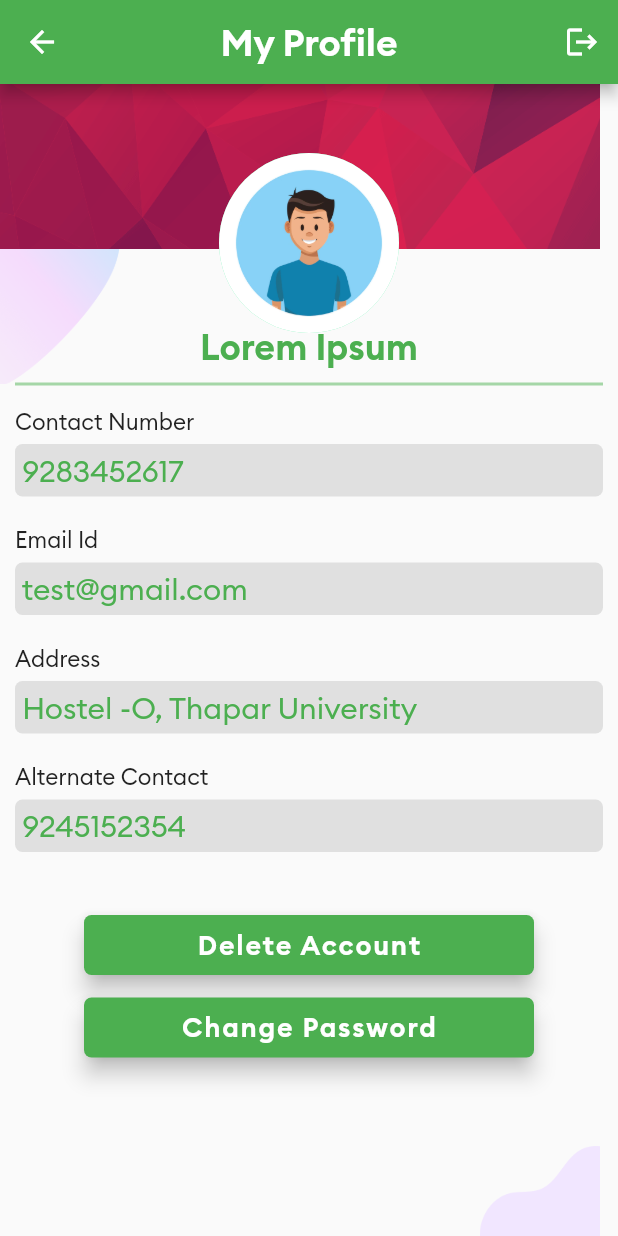
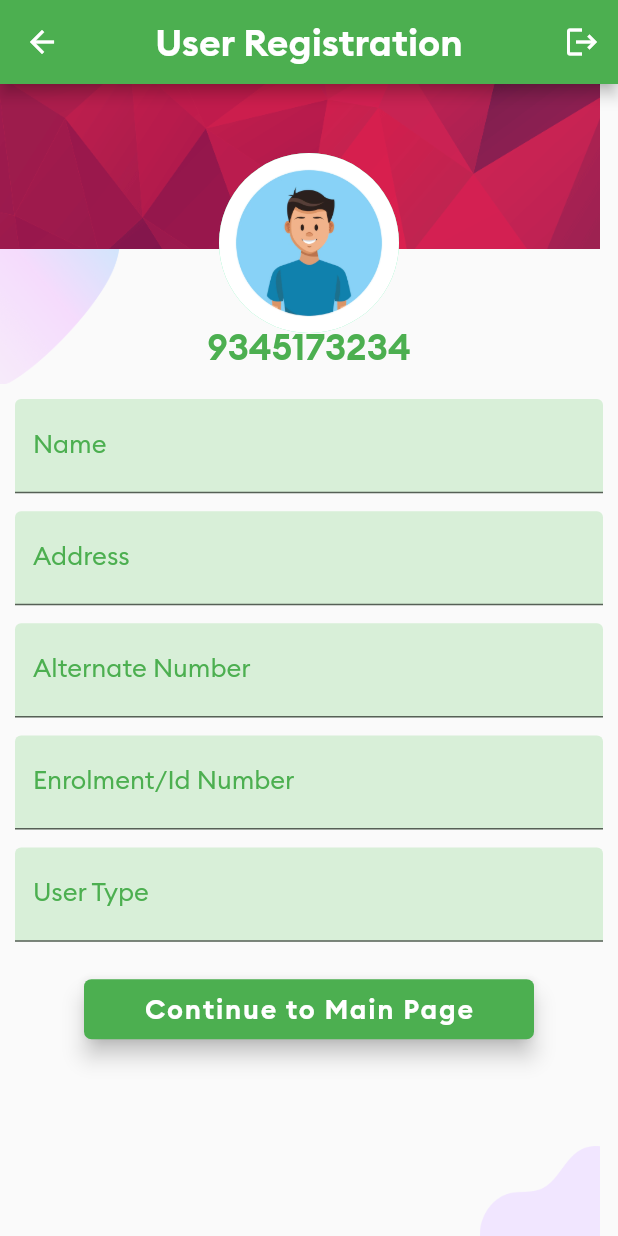
Before and after one commit to deepankarvarma/College--Saathi, a Flutter app: the screen it shows after launch, after a tap on "Register", on a phone screen of 412 x 824 dp. Run offline on Flutter 3.47's test engine with Material 2 defaults, Android fonts, the phone set to English and light mode, and no system bars; our stand-ins replace flutter_image_slideshow.

Commit message:
added register page

```diff
--- a/lib/screens/login.dart
+++ b/lib/screens/login.dart
@@ -2,6 +2,7 @@
 
 import 'package:college_saathi/screens/main_page.dart';
 import 'package:college_saathi/screens/my_profile.dart';
+import 'package:college_saathi/screens/register.dart';
 import 'package:flutter/gestures.dart';
 
 import 'package:flutter/material.dart';
@@ -57,18 +58,18 @@ class _LoginPageState extends State<LoginPage> {
             padding: EdgeInsets.fromLTRB(20, 20, 20, 0),
             child: TextField(
               style: TextStyle(color: Colors.green,fontFamily: 'Brand-Regular'),
-              keyboardType: TextInputType.phone,
+              keyboardType: TextInputType.emailAddress,
               decoration: InputDecoration(
                 border: OutlineInputBorder(),
                  filled: true,
                       fillColor: Color.fromARGB(255, 216, 239, 216),
-                  labelText: 'Phone Number',
+                  labelText: 'Email Id',
                   labelStyle: TextStyle(
                     color: Colors.green,
                     fontFamily: 'Brand-Regular',
                     fontSize: 18.0,
                   ),
-                   hintText: 'Enter your mobile number',
+                   hintText: 'Enter your email address',
                   hintStyle: TextStyle(
                     color: Colors.grey,
                     fontFamily: 'Brand-Regular',
@@ -156,7 +157,7 @@ class _LoginPageState extends State<LoginPage> {
 
                    child: FloatingActionButton(
                      heroTag: "btn2",
-                   onPressed: () {Navigator.push(context,MaterialPageRoute(builder: (context) => My_Profile()));},
+                   onPressed: () {Navigator.push(context,MaterialPageRoute(builder: (context) => Register()));},
                       shape: RoundedRectangleBorder(
                       borderRadius:  BorderRadius.circular(5.0),
                     ),
--- /dev/null
+++ b/lib/screens/register.dart
@@ -0,0 +1,256 @@
+import 'package:college_saathi/screens/main_page.dart';
+import 'package:flutter/material.dart';
+
+import 'imp_contact.dart';
+import 'my_profile.dart';
+
+class Register extends StatefulWidget {
+  Register({Key? key}) : super(key: key);
+
+  @override
+  State<Register> createState() => _RegisterState();
+}
+
+class _RegisterState extends State<Register> {
+  String _phone = "9345173234";
+  @override
+  Widget build(BuildContext context) {
+    return Scaffold(
+      appBar: AppBar(
+        backgroundColor: Colors.green,
+        centerTitle: true,
+        title: const Text(
+          'User Registration',
+          style: TextStyle(fontFamily: 'Brand-Bold', fontSize: 25.0),
+        ),
+        actions: [
+          IconButton(
+            icon: const Icon(Icons.logout),
+            onPressed: () {
+              Navigator.push(context,
+                  MaterialPageRoute(builder: (context) => const MainPage()));
+            },
+          ),
+          // add more IconButton
+        ],
+      ),
+      body: Stack(
+        children: [
+          buildCoverImage(),
+          Container(
+            alignment: Alignment.bottomRight,
+            height: 200.0,
+            width: 80.0,
+            child: Image.asset(
+              'assets/main_top.png',
+              height: 90.0,
+              width: 80.0,
+              fit: BoxFit.cover,
+            ),
+          ),
+          buildProfileImage(),
+          Column(
+            children: <Widget>[
+              const SizedBox(
+                height: 160.0,
+              ),
+              Center(
+                child: Text(
+                  _phone,
+                  style: const TextStyle(
+                      fontSize: 24,
+                      fontFamily: 'Brand-Bold',
+                      color: Colors.green),
+                ),
+              ),
+
+              const SizedBox(
+                height: 10.0,
+              ),
+            ],
+          ),
+          Column(
+            children: <Widget>[
+
+              const Padding(
+            padding: EdgeInsets.fromLTRB(10, 210, 10, 0),
+            child: TextField(
+              style: TextStyle(color: Colors.green,fontFamily: 'Brand-Regular',fontSize: 17),
+              keyboardType: TextInputType.name,
+              decoration: InputDecoration(
+                // border: OutlineInputBorder(),
+                 filled: true,
+                      fillColor: Color.fromARGB(255, 216, 239, 216),
+                  labelText: 'Name',
+                  labelStyle: TextStyle(
+                    color: Colors.green,
+                    fontFamily: 'Brand-Regular',
+                    fontSize: 17.0,
+                  ),
+                   hintText: 'Enter your name',
+                  hintStyle: TextStyle(
+                    color: Colors.grey,
+                    fontFamily: 'Brand-Regular',
+                    fontSize: 17,
+                  )),
+            ),
+          ),
+               const Padding(
+            padding: EdgeInsets.fromLTRB(10, 12, 10, 0),
+            child: TextField(
+              style: TextStyle(color: Colors.green,fontFamily: 'Brand-Regular',fontSize: 17),
+              keyboardType: TextInputType.streetAddress,
+              decoration: InputDecoration(
+                // border: OutlineInputBorder(),
+                 filled: true,
+                      fillColor: Color.fromARGB(255, 216, 239, 216),
+                  labelText: 'Address',
+                  labelStyle: TextStyle(
+                    color: Colors.green,
+                    fontFamily: 'Brand-Regular',
+                    fontSize: 17.0,
+                  ),
+                   hintText: 'Enter your current address',
+                  hintStyle: TextStyle(
+                    color: Colors.grey,
+                    fontFamily: 'Brand-Regular',
+                    fontSize: 17,
+                  )),
+            ),
+          ),
+
+            const Padding(
+            padding: EdgeInsets.fromLTRB(10, 12, 10, 0),
+            child: TextField(
+              style: TextStyle(color: Colors.green,fontFamily: 'Brand-Regular',fontSize: 17),
+              keyboardType: TextInputType.phone,
+              decoration: InputDecoration(
+                // border: OutlineInputBorder(),
+                 filled: true,
+                      fillColor: Color.fromARGB(255, 216, 239, 216),
+                  labelText: 'Alternate Number',
+                  labelStyle: TextStyle(
+                    color: Colors.green,
+                    fontFamily: 'Brand-Regular',
+                    fontSize: 17.0,
+                  ),
+                   hintText: 'Enter your alternate number',
+                  hintStyle: TextStyle(
+                    color: Colors.grey,
+                    fontFamily: 'Brand-Regular',
+                    fontSize: 17,
+                  )),
+            ),
+          ),
+          const Padding(
+            padding: EdgeInsets.fromLTRB(10, 12, 10, 0),
+            child: TextField(
+              style: TextStyle(color: Colors.green,fontFamily: 'Brand-Regular',fontSize: 17),
+              keyboardType: TextInputType.number,
+              decoration: InputDecoration(
+                // border: OutlineInputBorder(),
+                 filled: true,
+                      fillColor: Color.fromARGB(255, 216, 239, 216),
+                  labelText: 'Enrolment/Id Number',
+                  labelStyle: TextStyle(
+                    color: Colors.green,
+                    fontFamily: 'Brand-Regular',
+                    fontSize: 17.0,
+                  ),
+                   hintText: 'Enter your enrolment number',
+                  hintStyle: TextStyle(
+                    color: Colors.grey,
+                    fontFamily: 'Brand-Regular',
+                    fontSize: 17,
+                  )),
+            ),
+          ),
+          const Padding(
+            padding: EdgeInsets.fromLTRB(10, 12, 10, 0),
+            child: TextField(
+              style: TextStyle(color: Colors.green,fontFamily: 'Brand-Regular',fontSize: 17),
+              keyboardType: TextInputType.text,
+              decoration: InputDecoration(
+                // border: OutlineInputBorder(),
+                 filled: true,
+                      fillColor: Color.fromARGB(255, 216, 239, 216),
+                  labelText: 'User Type',
+                  labelStyle: TextStyle(
+                    color: Colors.green,
+                    fontFamily: 'Brand-Regular',
+                    fontSize: 17.0,
+                  ),
+                   hintText: 'Enter the user type',
+                  hintStyle: TextStyle(
+                    color: Colors.grey,
+                    fontFamily: 'Brand-Regular',
+                    fontSize: 17,
+                  )),
+            ),
+          ),
+
+              const SizedBox(
+                height: 25.0,
+              ),
+              Center(
+                child: SizedBox(
+                  height: 40.0,
+                  width: 300.0,
+                  child: FloatingActionButton(
+                    onPressed: () {
+                      Navigator.push(
+                          context,
+                          MaterialPageRoute(
+                              builder: (context) => const Imp_Contact()));
+                    },
+                    shape: RoundedRectangleBorder(
+                      borderRadius: BorderRadius.circular(5.0),
+                    ),
+                    backgroundColor: Colors.green,
+                    child: const Text(
+                      'Continue to Main Page',
+                      style:
+                          TextStyle(fontFamily: 'Brand-Bold', fontSize: 18.0),
+                    ),
+                  ),
+                ),
+              ),
+            ],
+          ),
+
+          // padding: const EdgeInsets.all(180.0),
+          Container(
+            alignment: Alignment.bottomRight,
+            height: 800.0,
+            width: 400.0,
+            child: Image.asset(
+              'assets/login_bottom.png',
+              height: 60.0,
+              width: 80.0,
+              fit: BoxFit.cover,
+            ),
+          ),
+        ],
+      ),
+    );
+  }
+
+  Widget buildCoverImage() => Container(
+        color: Colors.grey,
+        child: Image.asset(
+          'assets/texture.jpg',
+          width: 400,
+          height: 110,
+          fit: BoxFit.cover,
+        ),
+      );
+  Widget buildProfileImage() => Container(
+        alignment: Alignment.topCenter,
+        padding: const EdgeInsets.fromLTRB(0, 46, 0, 0),
+        child: const CircleAvatar(
+          backgroundColor: Colors.greenAccent,
+          radius: 60,
+          backgroundImage: AssetImage('assets/man.jpg'),
+        ),
+      );
+}
```
